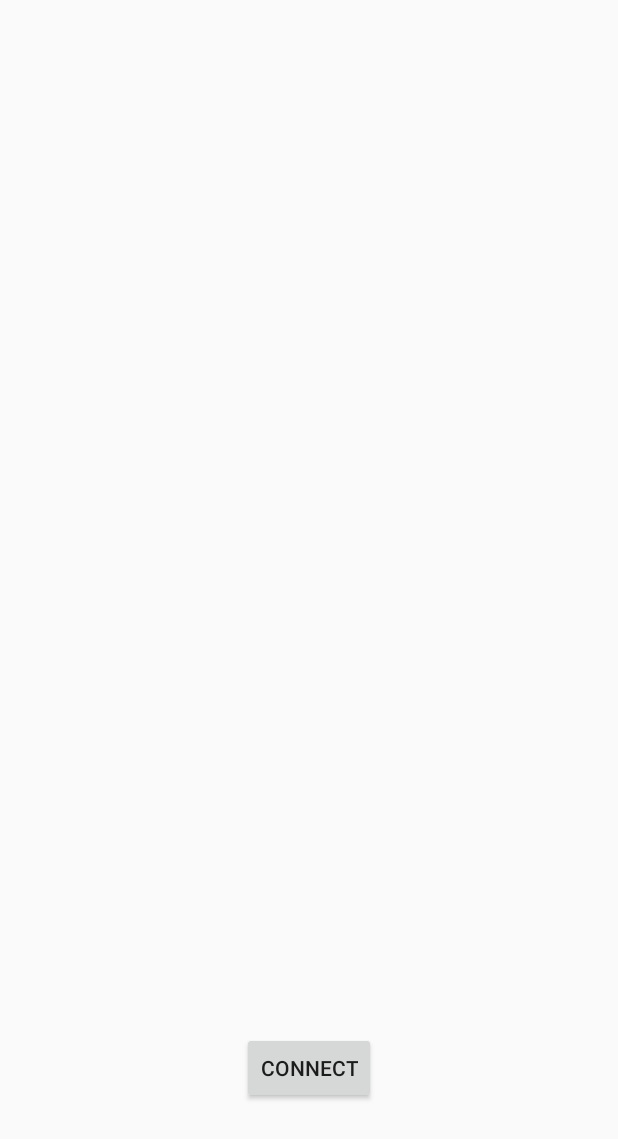
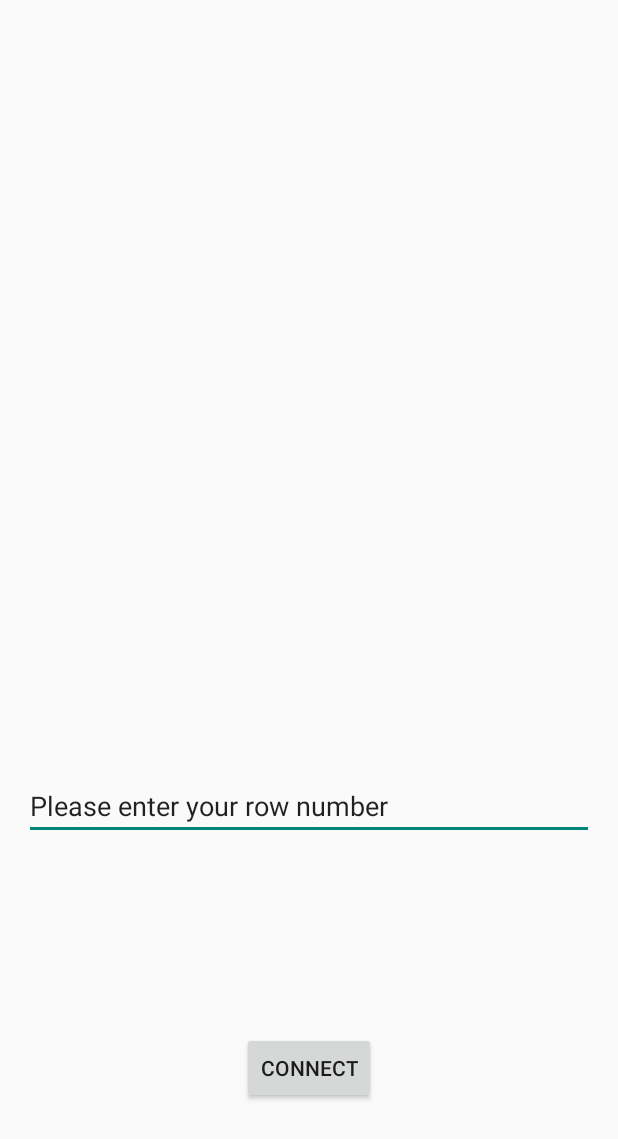
Before and after one commit to Timothylock/IllumiNATION, an Android app: the screen it shows after launch (MainActivity), on a phone screen of 412 x 824 dp. Shown: the top 1139 px of the screen. Run offline under Robolectric (Android 15) with nearby library versions, the phone set to English and light mode, and no system bars.

Commit message:
added text view and getStream method

```diff
--- a/Illuminationn/app/src/main/res/layout/activity_main.xml
+++ b/Illuminationn/app/src/main/res/layout/activity_main.xml
@@ -13,4 +13,19 @@
         android:layout_alignParentBottom="true"
         android:layout_centerHorizontal="true"
         android:layout_marginBottom="72dp" />
+
+    <EditText
+        android:layout_width="wrap_content"
+        android:layout_height="wrap_content"
+        android:inputType="number"
+        android:ems="10"
+        android:id="@+id/text_field"
+        android:text="@string/text_field"
+        android:layout_above="@+id/button_field"
+        android:layout_alignParentLeft="true"
+        android:layout_alignParentStart="true"
+        android:layout_marginBottom="128dp"
+        android:layout_alignParentRight="true"
+        android:layout_alignParentEnd="true" />
+
 </RelativeLayout>
--- a/Illuminationn/app/src/main/res/values/strings.xml
+++ b/Illuminationn/app/src/main/res/values/strings.xml
@@ -5,5 +5,8 @@
     <string name="action_settings">Settings</string>
     <string name="title_activity_connected">Connected</string>
     <string name="button_field">connect</string>
+    <string name="text_field">Please enter your row number</string>
 
+    <color name="actionbar_background">#303f9f</color>
+    <color name="actionbar_text">#ffffff</color>
 </resources>
```
Also changed, not shown: Illuminationn/app/src/main/java/com/example/may/illuminationn/MainActivity.java (+15 -0 lines).
